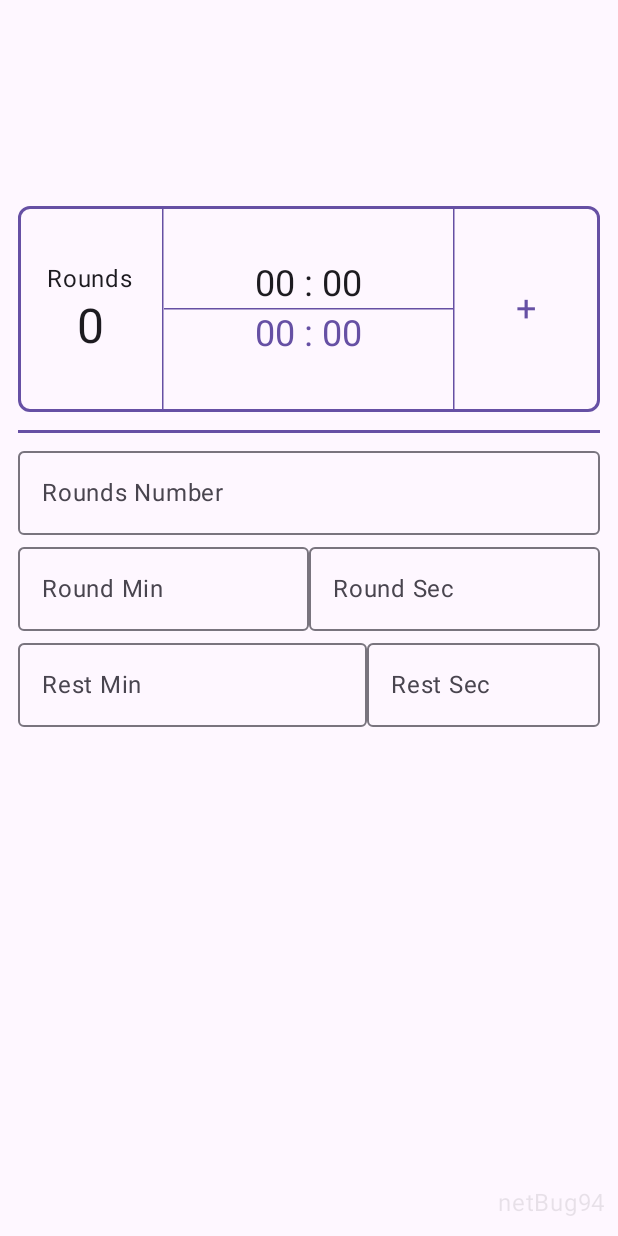
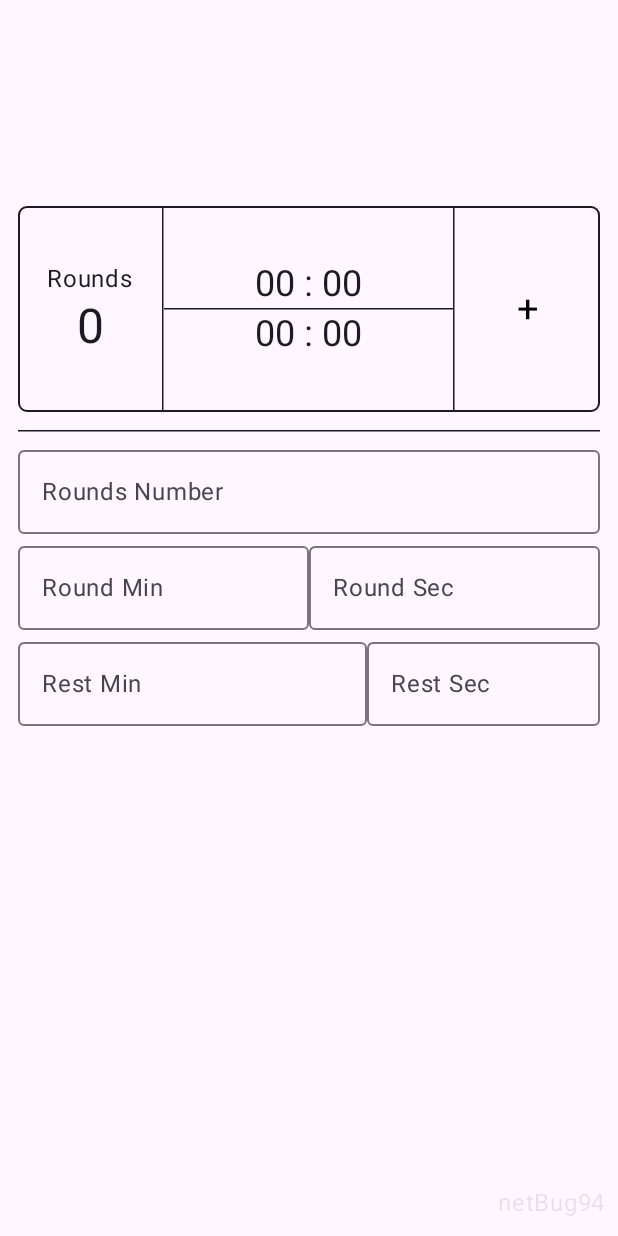
Before and after one commit to netbug94/RoundTimer, an Android app built with Jetpack Compose: the screen it shows after launch (MainActivity), on a phone screen of 412 x 824 dp. Run offline under Robolectric (Android 15) with nearby library versions, the light colour scheme and no system bars.

Commit message:
first_screen -> added save box and color schemes

```diff
--- /dev/null
+++ b/app/src/main/java/com/example/roundtimer/presentation/first_screen/ClickablePlusSign.kt
@@ -0,0 +1,50 @@
+package com.example.roundtimer.presentation.first_screen
+
+import androidx.compose.foundation.clickable
+import androidx.compose.foundation.interaction.MutableInteractionSource
+import androidx.compose.foundation.interaction.collectIsPressedAsState
+import androidx.compose.foundation.layout.Box
+import androidx.compose.foundation.layout.size
+import androidx.compose.foundation.shape.CircleShape
+import androidx.compose.material.ripple.rememberRipple
+import androidx.compose.material3.MaterialTheme
+import androidx.compose.material3.Text
+import androidx.compose.runtime.Composable
+import androidx.compose.runtime.getValue
+import androidx.compose.runtime.remember
+import androidx.compose.ui.Alignment
+import androidx.compose.ui.Modifier
+import androidx.compose.ui.draw.clip
+import androidx.compose.ui.draw.scale
+import androidx.compose.ui.graphics.Color
+import androidx.compose.ui.semantics.Role
+import androidx.compose.ui.unit.dp
+import com.example.roundtimer.ui.theme.CustomColorScheme
+
+@Composable
+fun ClickablePlusSign() {
+    val interactionSource = remember { MutableInteractionSource() }
+    val isPressed by interactionSource.collectIsPressedAsState()
+    val customOnSurface = CustomColorScheme()
+    val textColor = if (isPressed) MaterialTheme.colorScheme.primary else customOnSurface
+
+    Box(
+        modifier = Modifier
+            .size(56.dp)
+            .clip(CircleShape)
+            .clickable(
+                interactionSource = interactionSource,
+                indication = rememberRipple(color = MaterialTheme.colorScheme.primary),
+                role = Role.Button
+            ) {
+                // Your click action here
+            },
+        contentAlignment = Alignment.Center
+    ) {
+        Text(
+            text = "+",
+            color = textColor,
+            modifier = Modifier.scale(1.6f)
+        )
+    }
+}
--- a/app/src/main/java/com/example/roundtimer/presentation/first_screen/FirstScreen.kt
+++ b/app/src/main/java/com/example/roundtimer/presentation/first_screen/FirstScreen.kt
@@ -14,6 +14,7 @@ import androidx.compose.runtime.Composable
 import androidx.compose.runtime.getValue
 import androidx.compose.ui.Alignment
 import androidx.compose.ui.Modifier
+import androidx.compose.ui.graphics.Color
 import androidx.compose.ui.unit.dp
 import androidx.lifecycle.viewmodel.compose.viewModel
 
@@ -21,6 +22,7 @@ import androidx.lifecycle.viewmodel.compose.viewModel
 internal fun FirstScreen() {
     val workoutInputVM: WorkoutInputViewModel = viewModel()
     val workoutInput by workoutInputVM.workoutInput
+
 
     FirstScreenContent(
         workoutInput = workoutInput,
@@ -48,7 +50,7 @@ fun FirstScreenContent(
             .padding(horizontal = firstScreenHorizontalPadding),
             horizontalAlignment = Alignment.CenterHorizontally,
             verticalArrangement = Arrangement.Center) {
-            SaveRoundBox()
+            PreviewRoundBox()
         }
 
         Column(Modifier.fillMaxSize().weight(4f)
@@ -58,8 +60,8 @@ fun FirstScreenContent(
             HorizontalDivider(modifier = Modifier
                     .fillMaxWidth()
                     .padding(top = 12.dp, bottom = 4.dp),
-                thickness = 2.dp,
-                color = MaterialTheme.colorScheme.primary
+                thickness = 1.dp,
+                color = MaterialTheme.colorScheme.onSurface
             )
 
             Row(
--- a/app/src/main/java/com/example/roundtimer/presentation/first_screen/SaveRoundBox.kt
+++ b/app/src/main/java/com/example/roundtimer/presentation/first_screen/PreviewRoundBox.kt
@@ -2,7 +2,6 @@ package com.example.roundtimer.presentation.first_screen
 
 import androidx.compose.foundation.BorderStroke
 import androidx.compose.foundation.border
-import androidx.compose.foundation.clickable
 import androidx.compose.foundation.layout.Arrangement
 import androidx.compose.foundation.layout.Column
 import androidx.compose.foundation.layout.Row
@@ -18,18 +17,18 @@ import androidx.compose.runtime.Composable
 import androidx.compose.runtime.getValue
 import androidx.compose.ui.Alignment
 import androidx.compose.ui.Modifier
-import androidx.compose.ui.draw.scale
 import androidx.compose.ui.unit.dp
 import androidx.lifecycle.viewmodel.compose.viewModel
 
 @Composable
-fun SaveRoundBox() {
+fun PreviewRoundBox() {
     val workoutInputVM: WorkoutInputViewModel = viewModel()
     val workoutInput by workoutInputVM.workoutInput
+    val previewRoundBoxColor = MaterialTheme.colorScheme.onSurface
 
     Row(modifier = Modifier
         .fillMaxSize()
-        .border(BorderStroke(2.dp, MaterialTheme.colorScheme.primary), RoundedCornerShape(8.dp)),
+        .border(BorderStroke(1.dp, previewRoundBoxColor), RoundedCornerShape(6.dp)),
         verticalAlignment = Alignment.CenterVertically,
         horizontalArrangement = Arrangement.Center) {
 
@@ -47,7 +46,7 @@ fun SaveRoundBox() {
         VerticalDivider(modifier = Modifier
             .fillMaxHeight()
             .width(1.dp),
-            color = MaterialTheme.colorScheme.primary
+            color = previewRoundBoxColor
         )
 
         Column(modifier = Modifier
@@ -65,7 +64,7 @@ fun SaveRoundBox() {
             }
 
             HorizontalDivider(
-                color = MaterialTheme.colorScheme.primary
+                color = previewRoundBoxColor
             )
 
             Row(verticalAlignment = Alignment.CenterVertically,
@@ -74,27 +73,21 @@ fun SaveRoundBox() {
                     workoutInput.restMinutes.toString().padStart(2, '0')
                 } : ${workoutInput.restSeconds.toString().padStart(2, '0')}",
                     style = MaterialTheme.typography.headlineSmall,
-                    color = MaterialTheme.colorScheme.primary
+                    color = previewRoundBoxColor
                 )
             }
         }
         VerticalDivider(modifier = Modifier
             .fillMaxHeight()
             .width(1.dp),
-            color = MaterialTheme.colorScheme.primary
+            color = previewRoundBoxColor
         )
         Column(modifier = Modifier
             .fillMaxSize()
             .weight(1f),
             verticalArrangement = Arrangement.Center,
             horizontalAlignment = Alignment.CenterHorizontally) {
-            Text(text = "+", color = MaterialTheme.colorScheme.primary,
-                modifier = Modifier
-                    .scale(1.5f)
-                    .clickable {
-
-                    }
-            )
+            ClickablePlusSign()
         }
     }
 }
--- /dev/null
+++ b/app/src/main/java/com/example/roundtimer/presentation/first_screen/SaveRoundBanner.kt
@@ -0,0 +1,43 @@
+package com.example.roundtimer.presentation.first_screen
+
+import androidx.compose.animation.AnimatedVisibility
+import androidx.compose.animation.fadeIn
+import androidx.compose.animation.fadeOut
+import androidx.compose.foundation.background
+import androidx.compose.foundation.layout.Box
+import androidx.compose.foundation.layout.fillMaxSize
+import androidx.compose.foundation.layout.fillMaxWidth
+import androidx.compose.foundation.layout.height
+import androidx.compose.material3.MaterialTheme
+import androidx.compose.material3.Text
+import androidx.compose.runtime.Composable
+import androidx.compose.ui.Alignment
+import androidx.compose.ui.Modifier
+import androidx.compose.ui.graphics.Color
+import androidx.compose.ui.platform.LocalConfiguration
+import androidx.compose.ui.unit.dp
+
+@Composable
+fun SaveRoundBanner() {
+    val showBanner = false
+
+    val screenWidth = LocalConfiguration.current.screenWidthDp.dp
+    val dynamicHeight = screenWidth * 0.25f // %
+
+    Box(modifier = Modifier.fillMaxSize()) {
+        AnimatedVisibility(
+            visible = showBanner,
+            enter = fadeIn(),
+            exit = fadeOut()
+        ) {
+            Box(modifier = Modifier
+                .fillMaxWidth()
+                .height(dynamicHeight) // Use dynamic height
+                .background(MaterialTheme.colorScheme.primary),
+                contentAlignment = Alignment.Center
+            ) {
+                Text("Saved", color = Color.White)
+            }
+        }
+    }
+}
--- /dev/null
+++ b/app/src/main/java/com/example/roundtimer/ui/theme/CustomColorScheme.kt
@@ -0,0 +1,11 @@
+package com.example.roundtimer.ui.theme
+
+import androidx.compose.foundation.isSystemInDarkTheme
+import androidx.compose.runtime.Composable
+import androidx.compose.ui.graphics.Color
+
+@Composable
+fun CustomColorScheme(): Color {
+    val darkTheme = isSystemInDarkTheme()
+    return if (darkTheme) Color.White else Color.Black
+}
--- a/app/src/main/java/com/example/roundtimer/ui/theme/Theme.kt
+++ b/app/src/main/java/com/example/roundtimer/ui/theme/Theme.kt
@@ -13,7 +13,8 @@ import androidx.compose.ui.platform.LocalContext
 private val DarkColorScheme = darkColorScheme(
     primary = Purple80,
     secondary = PurpleGrey80,
-    tertiary = Pink80
+    tertiary = Pink80,
+
 )
 
 private val LightColorScheme = lightColorScheme(
```
